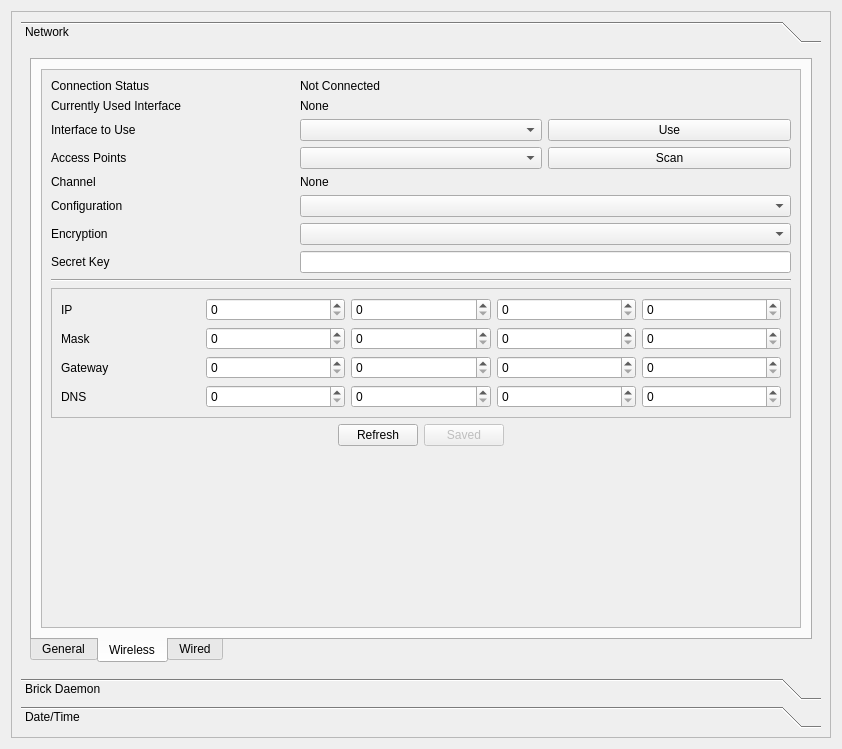
First picture: the form in src/brickv/plugin_system/plugins/red/ui/red_tab_settings.ui, repository Tinkerforge/brickv, before the edit.
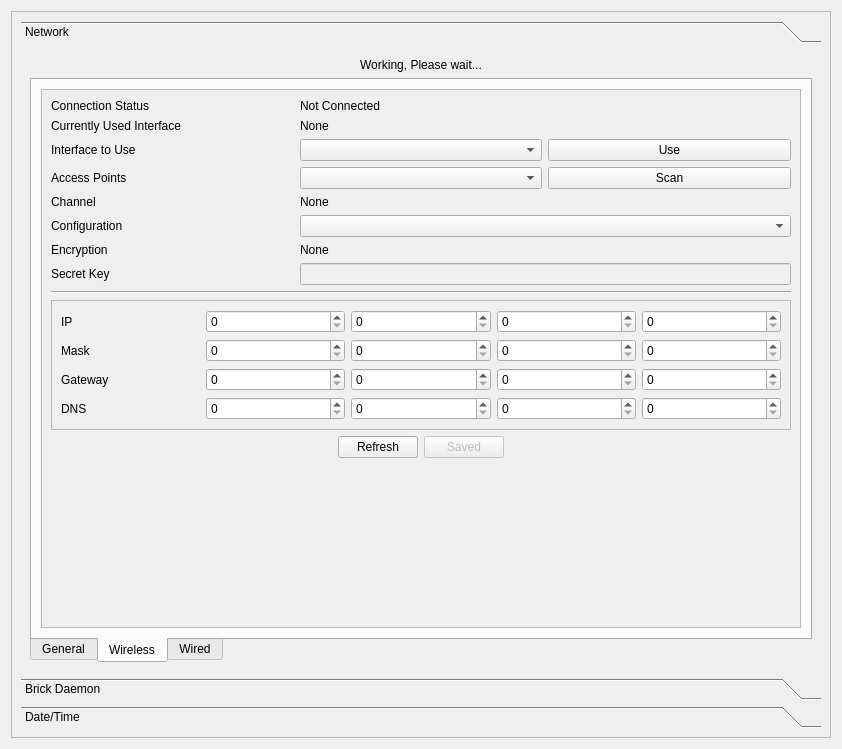
Second picture: the form after the edit. The open tabs and pages were chosen to show the change.

Commit message: red-brick: Settings tab wireless network settings are disabled when work is in progress. This is to avoid wrong scan result index.

What changed in the file:
```diff
--- a/src/brickv/plugin_system/plugins/red/ui/red_tab_settings.ui
+++ b/src/brickv/plugin_system/plugins/red/ui/red_tab_settings.ui
@@ -41,6 +41,16 @@
           <string>Network</string>
          </attribute>
          <layout class="QVBoxLayout" name="verticalLayout_3">
+          <item>
+           <widget class="QLabel" name="label_working_wait">
+            <property name="text">
+             <string>Working, Please wait...</string>
+            </property>
+            <property name="alignment">
+             <set>Qt::AlignCenter</set>
+            </property>
+           </widget>
+          </item>
           <item>
            <widget class="QTabWidget" name="twidget_net">
             <property name="enabled">
@@ -284,7 +294,7 @@
                    <x>0</x>
                    <y>0</y>
                    <width>762</width>
-                   <height>547</height>
+                   <height>524</height>
                   </rect>
                  </property>
                  <layout class="QVBoxLayout" name="verticalLayout_12">
@@ -313,9 +323,6 @@
                       </property>
                      </widget>
                     </item>
-                    <item row="6" column="1" colspan="2">
-                     <widget class="QComboBox" name="cbox_net_wireless_enctype"/>
-                    </item>
                     <item row="10" column="0" colspan="3">
                      <layout class="QHBoxLayout" name="horizontalLayout_6">
                       <item>
@@ -364,7 +371,11 @@
                      </layout>
                     </item>
                     <item row="7" column="1" colspan="2">
-                     <widget class="QLineEdit" name="ledit_net_wireless_key"/>
+                     <widget class="QLineEdit" name="ledit_net_wireless_key">
+                      <property name="enabled">
+                       <bool>false</bool>
+                      </property>
+                     </widget>
                     </item>
                     <item row="11" column="0">
                      <spacer name="verticalSpacer_3">
@@ -622,6 +633,13 @@
                       </property>
                      </widget>
                     </item>
+                    <item row="6" column="1" colspan="2">
+                     <widget class="QLabel" name="label_net_wireless_enctype">
+                      <property name="text">
+                       <string>None</string>
+                      </property>
+                     </widget>
+                    </item>
                    </layout>
                   </item>
                  </layout>
```
Left out of the diff: 4 changed lines with no effect on the pictures. The commit also changes 1 other file.
